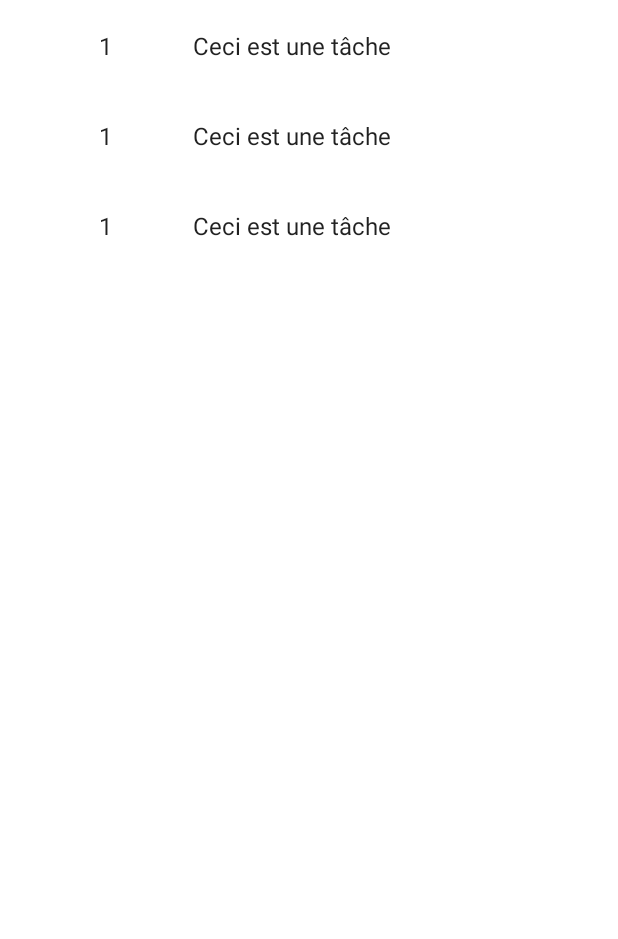
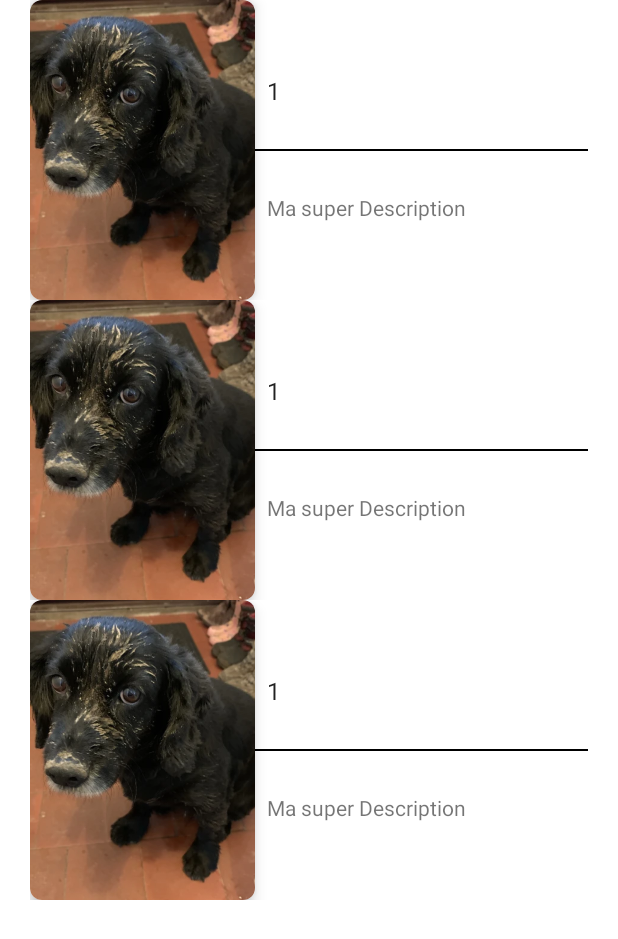
Before and after one commit to StefanPopa2001/SmallBrotherMobile, an Android app: the layout fragment_post_list.xml on its own in the app's theme, with its tools: preview values and no code run, on a phone screen of 412 x 824 dp. Shown: the top 939 px of the screen. Run offline under Robolectric (Android 15) with nearby library versions, the phone set to English and light mode, and no system bars; network calls fail.

Commit message:
Add Feed

```diff
--- a/MobileSmallBorther/app/build.gradle
+++ b/MobileSmallBorther/app/build.gradle
@@ -56,4 +56,6 @@ dependencies {
     testImplementation 'junit:junit:4.13.2'
     androidTestImplementation 'androidx.test.ext:junit:1.1.3'
     androidTestImplementation 'androidx.test.espresso:espresso-core:3.4.0'
+    implementation 'com.github.bumptech.glide:glide:4.14.2'
+    annotationProcessor 'com.github.bumptech.glide:compiler:4.14.2'
 }
--- a/MobileSmallBorther/app/src/main/res/layout/fragment_post_item.xml
+++ b/MobileSmallBorther/app/src/main/res/layout/fragment_post_item.xml
@@ -4,29 +4,59 @@
     xmlns:tools="http://schemas.android.com/tools"
     android:id="@+id/linearLayout"
     android:layout_width="match_parent"
-    android:layout_height="60dp">
+    android:layout_height="wrap_content">
+
+    <androidx.cardview.widget.CardView
+
+        android:id="@+id/itemAnimalCard_cardView"
+
+        android:layout_width="150dp"
+        android:layout_height="200dp"
+        app:cardCornerRadius="8dp"
+        app:cardElevation="6dp"
+        app:layout_constraintBottom_toBottomOf="parent"
+        app:layout_constraintStart_toStartOf="parent"
+        app:layout_constraintTop_toTopOf="parent">
+
+
+        <ImageView
+            android:id="@+id/imageView"
+            android:layout_width="match_parent"
+            android:layout_height="match_parent"
+            android:scaleType="centerCrop"
+            android:src="@drawable/chien1"></ImageView>
+
+    </androidx.cardview.widget.CardView>
+
+    <View
+        android:id="@+id/animalCardItem_view"
+        android:layout_width="match_parent"
+        android:layout_height="1dp"
+        app:layout_constraintBottom_toBottomOf="parent"
+        app:layout_constraintTop_toTopOf="parent"
+        android:background="@color/black"
+        />
+
 
     <TextView
-        android:id="@+id/itemNumber"
+        android:id="@+id/itemPicture"
         android:layout_width="wrap_content"
         android:layout_height="wrap_content"
-        android:layout_marginStart="50dp"
+        android:layout_marginStart="8dp"
+        android:layout_marginBottom="28dp"
         android:text="1"
         android:textAppearance="?attr/textAppearanceListItem"
         app:layout_constraintBottom_toBottomOf="parent"
-        app:layout_constraintStart_toStartOf="parent"
-        app:layout_constraintTop_toTopOf="parent" />
+        app:layout_constraintBottom_toTopOf="@+id/animalCardItem_view"
+        app:layout_constraintStart_toEndOf="@+id/itemAnimalCard_cardView"/>
 
     <TextView
         android:id="@+id/content"
         android:layout_width="wrap_content"
         android:layout_height="wrap_content"
-        android:layout_marginEnd="80dp"
-        android:text="Ceci est une tâche"
-        android:textAppearance="?attr/textAppearanceListItem"
-        app:layout_constraintBottom_toBottomOf="parent"
-        app:layout_constraintEnd_toEndOf="parent"
-        app:layout_constraintHorizontal_bias="0.492"
-        app:layout_constraintStart_toEndOf="@+id/itemNumber"
-        app:layout_constraintTop_toTopOf="parent" />
+        android:layout_marginTop="28dp"
+        android:text="Ma super Description"
+        app:layout_constraintStart_toStartOf="@+id/itemPicture"
+        app:layout_constraintTop_toBottomOf="@+id/animalCardItem_view" />
+
 </androidx.constraintlayout.widget.ConstraintLayout>
--- a/MobileSmallBorther/app/src/main/res/layout/fragment_post_list.xml
+++ b/MobileSmallBorther/app/src/main/res/layout/fragment_post_list.xml
@@ -6,8 +6,8 @@
     android:name="com.example.tm2022.ListTodoFragment"
     android:layout_width="match_parent"
     android:layout_height="match_parent"
-    android:layout_marginLeft="16dp"
-    android:layout_marginRight="16dp"
+    android:layout_marginLeft="20dp"
+    android:layout_marginRight="20dp"
     app:layoutManager="LinearLayoutManager"
     tools:context=".ListPostFragment"
     tools:listitem="@layout/fragment_post_item" />
```
Also changed, not shown: MobileSmallBorther/app/src/main/java/com/example/mobilesmallborther/PostRecyclerViewAdapter.kt (+10 -3 lines), MobileSmallBorther/app/src/main/res/layout/fragment_post_manager.xml (+5 -11 lines), MobileSmallBorther/app/src/main/res/drawable/chien1.webp (added).
